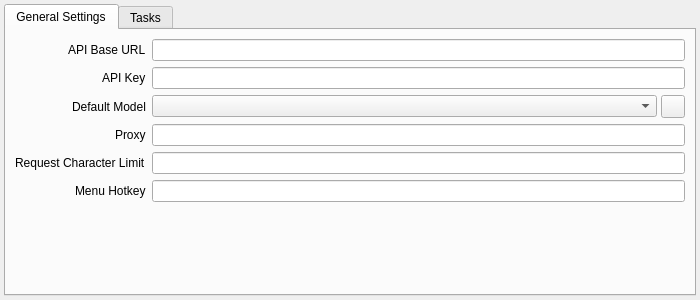
Above: mainwindow.ui from avin/desktop-llm-helper before the change. Below: the same form after it.
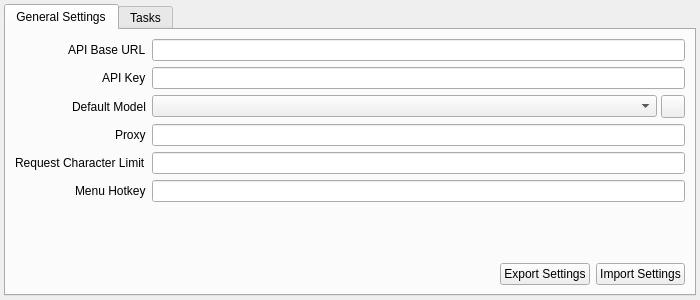
That is the form after the change. The open tabs and pages were chosen to show the change.

Patch:
```diff
--- a/mainwindow.ui
+++ b/mainwindow.ui
@@ -123,6 +123,50 @@
         <item row="5" column="1">
          <widget class="QLineEdit" name="lineEditHotkey"/>
         </item>
+        <item row="6" column="0" colspan="2">
+         <spacer name="verticalSpacerSettings">
+          <property name="orientation">
+           <enum>Qt::Vertical</enum>
+          </property>
+          <property name="sizeHint" stdset="0">
+           <size>
+            <width>20</width>
+            <height>40</height>
+           </size>
+          </property>
+         </spacer>
+        </item>
+        <item row="7" column="0" colspan="2">
+         <layout class="QHBoxLayout" name="horizontalLayoutSettingsActions">
+          <item>
+           <spacer name="horizontalSpacerSettingsActions">
+            <property name="orientation">
+             <enum>Qt::Horizontal</enum>
+            </property>
+            <property name="sizeHint" stdset="0">
+             <size>
+              <width>40</width>
+              <height>20</height>
+             </size>
+            </property>
+           </spacer>
+          </item>
+          <item>
+           <widget class="QPushButton" name="pushButtonExportSettings">
+            <property name="text">
+             <string>Export Settings</string>
+            </property>
+           </widget>
+          </item>
+          <item>
+           <widget class="QPushButton" name="pushButtonImportSettings">
+            <property name="text">
+             <string>Import Settings</string>
+            </property>
+           </widget>
+          </item>
+         </layout>
+        </item>
        </layout>
       </widget>
       <widget class="QWidget" name="tab_2">
```
